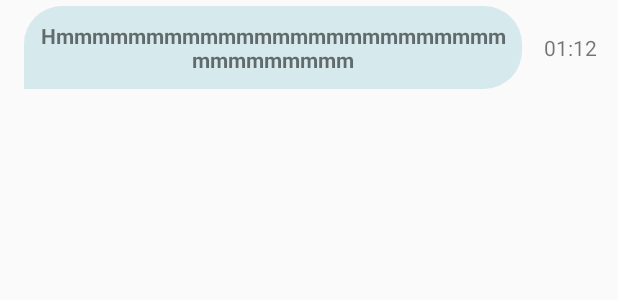
After one commit to dkhos17/Candy-Shop, an Android app: the layout leftchat_viewholder.xml on its own in the app's theme, with its tools: preview values and no code run, on a phone screen of 412 x 824 dp. The commit adds this screen. Shown: the top 300 px of the screen. Run offline under Robolectric (Android 15) with nearby library versions, the phone set to English and light mode, and no system bars.

Commit message:
add new shapes and viewholders for chat

```diff
--- a/ClientApp/app/src/main/java/com/example/clientapp/recycler/MessageRecyclerViewAdapter.kt
+++ b/ClientApp/app/src/main/java/com/example/clientapp/recycler/MessageRecyclerViewAdapter.kt
@@ -6,7 +6,6 @@ import androidx.navigation.NavController
 import androidx.recyclerview.widget.RecyclerView
 import com.example.clientapp.R
 import com.example.clientapp.models.Person
-import kotlinx.android.synthetic.main.viewholder.view.*
 
 class MessageRecyclerViewAdapter(val navigation: NavController) : RecyclerView.Adapter<MessageRecyclerViewHolder>() {
     private var data: List<Person>? = null
--- /dev/null
+++ b/ClientApp/app/src/main/res/drawable/left_chat_shape.xml
@@ -0,0 +1,12 @@
+<?xml version="1.0" encoding="utf-8"?>
+<shape xmlns:android="http://schemas.android.com/apk/res/android"
+    android:shape="rectangle">
+
+    <solid android:color="#D6E9EC" />
+
+    <corners
+        android:bottomRightRadius="25dp"
+        android:topRightRadius="25dp"
+        android:topLeftRadius="25dp" />
+
+</shape>
--- /dev/null
+++ b/ClientApp/app/src/main/res/layout/leftchat_viewholder.xml
@@ -0,0 +1,40 @@
+<?xml version="1.0" encoding="utf-8"?>
+<androidx.constraintlayout.widget.ConstraintLayout xmlns:android="http://schemas.android.com/apk/res/android"
+    xmlns:app="http://schemas.android.com/apk/res-auto"
+    xmlns:tools="http://schemas.android.com/tools"
+    android:layout_width="match_parent"
+    android:layout_height="wrap_content">
+
+    <TextView
+        android:id="@+id/left_message"
+        android:layout_width="0dp"
+        android:layout_height="wrap_content"
+        android:layout_centerInParent="true"
+        android:layout_marginStart="16dp"
+        android:layout_marginTop="4dp"
+        android:layout_marginEnd="64dp"
+        android:layout_marginBottom="4dp"
+        android:background="@drawable/left_chat_shape"
+        android:gravity="center"
+        android:padding="10dp"
+        android:text="Hmmmmmmmmmmmmmmmmmmmmmmmmmmmmmmmmmm"
+        android:textStyle="bold"
+        app:layout_constraintBottom_toBottomOf="parent"
+        app:layout_constraintEnd_toEndOf="parent"
+        app:layout_constraintHorizontal_bias="0.0"
+        app:layout_constraintStart_toStartOf="parent"
+        app:layout_constraintTop_toTopOf="parent" />
+
+    <TextView
+        android:id="@+id/left_time"
+        android:layout_width="wrap_content"
+        android:layout_height="wrap_content"
+        android:layout_marginStart="8dp"
+        android:layout_marginEnd="8dp"
+        android:text="01:12"
+        app:layout_constraintBottom_toBottomOf="parent"
+        app:layout_constraintEnd_toEndOf="parent"
+        app:layout_constraintStart_toEndOf="@+id/left_message"
+        app:layout_constraintTop_toTopOf="parent" />
+
+</androidx.constraintlayout.widget.ConstraintLayout>
--- a/ClientApp/app/src/main/res/layout/viewholder.xml
+++ b/ClientApp/app/src/main/res/layout/viewholder.xml
@@ -10,9 +10,11 @@
         android:layout_width="64dp"
         android:layout_height="64dp"
         android:layout_marginStart="16dp"
+        android:scaleType="centerCrop"
         app:layout_constraintStart_toStartOf="parent"
         app:layout_constraintTop_toTopOf="parent"
-        tools:srcCompat="@tools:sample/avatars" />
+        app:srcCompat="@drawable/JohnWick"
+        tools:srcCompat="@drawable/JohnWick" />
 
     <TextView
         android:id="@+id/name"
```
Also changed, not shown: ClientApp/app/src/main/res/drawable/custom_shape.xml (added, +13 -0 lines), ClientApp/app/src/main/res/drawable/right_chat_shape.xml (added, +12 -0 lines), ClientApp/app/src/main/res/layout/rightchat_viewholder.xml (added, +39 -0 lines), ClientApp/app/src/main/res/drawable/johnwick.jpg (added).
